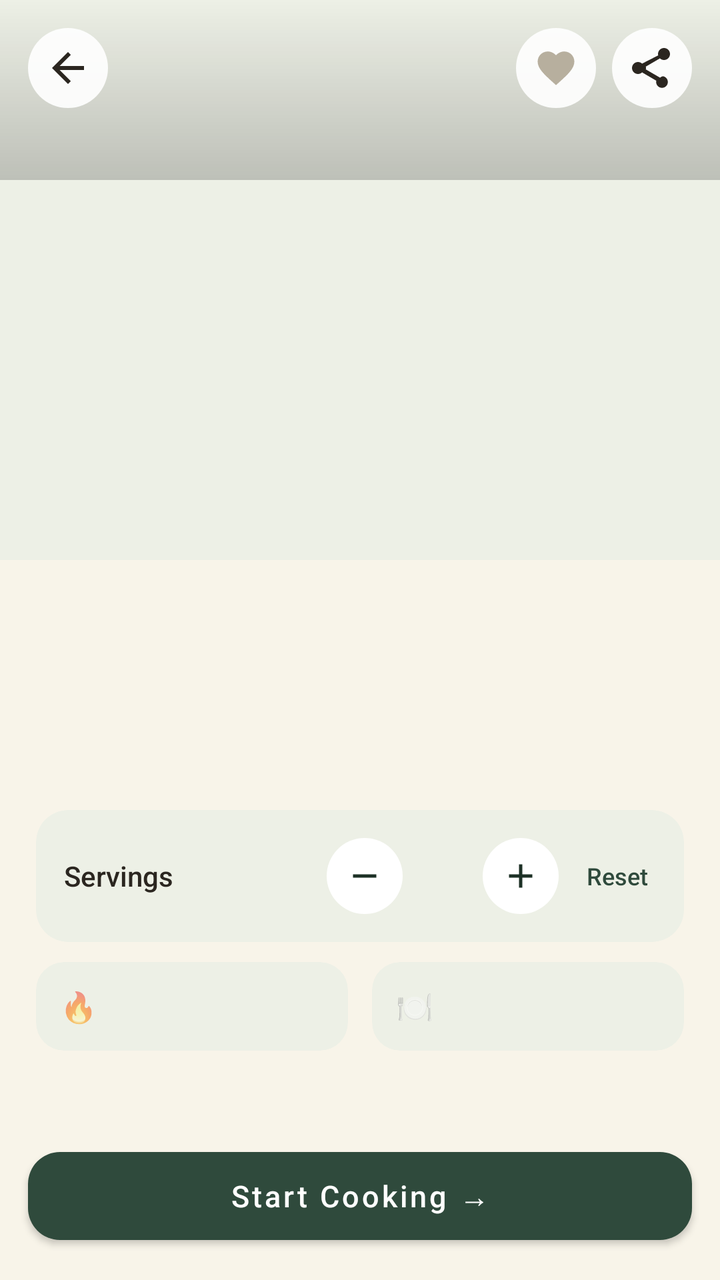
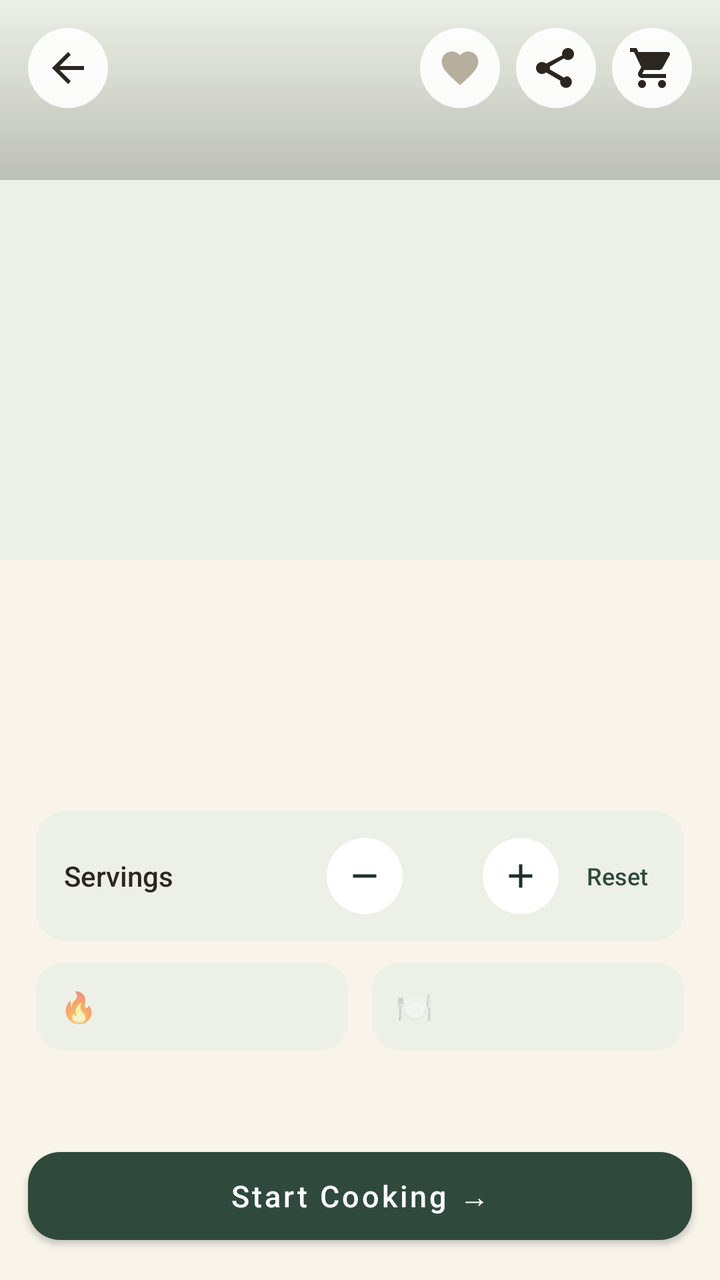

Two renders of the same Android screen: before a commit and after it. Below are the layout's source before the change and the commit's diff.
<!-- AndroidManifest.xml: application theme Theme.Aaswad -->
<!-- res/layout/activity_recipe_detail.xml -->
<?xml version="1.0" encoding="utf-8"?>
<LinearLayout xmlns:android="http://schemas.android.com/apk/res/android"
    xmlns:app="http://schemas.android.com/apk/res-auto"
    android:layout_width="match_parent"
    android:layout_height="match_parent"
    android:orientation="vertical"
    android:background="@color/background">

    <androidx.core.widget.NestedScrollView
        android:layout_width="match_parent"
        android:layout_height="0dp"
        android:layout_weight="1"
        android:fillViewport="true">

        <LinearLayout
            android:layout_width="match_parent"
            android:layout_height="wrap_content"
            android:orientation="vertical"
            android:paddingBottom="24dp">

            
            <FrameLayout
                android:layout_width="match_parent"
                android:layout_height="280dp">

                <ImageView
                    android:id="@+id/detailHeroImage"
                    android:layout_width="match_parent"
                    android:layout_height="match_parent"
                    android:scaleType="centerCrop"
                    android:background="@color/chip_bg" />

                <View
                    android:layout_width="match_parent"
                    android:layout_height="90dp"
                    android:background="@drawable/hero_top_scrim" />

                <ImageButton
                    android:id="@+id/detailBackButton"
                    android:layout_width="40dp"
                    android:layout_height="40dp"
                    android:layout_gravity="top|start"
                    android:layout_margin="14dp"
                    android:background="@drawable/heart_backdrop"
                    android:padding="9dp"
                    android:src="@drawable/ic_back"
                    app:tint="@color/charcoal"
                    android:contentDescription="Back" />

                <LinearLayout
                    android:layout_width="wrap_content"
                    android:layout_height="wrap_content"
                    android:layout_gravity="top|end"
                    android:layout_margin="14dp"
                    android:orientation="horizontal">

                    <ImageButton
                        android:id="@+id/detailFavoriteButton"
                        android:layout_width="40dp"
                        android:layout_height="40dp"
                        android:layout_marginEnd="8dp"
                        android:background="@drawable/heart_backdrop"
                        android:padding="8dp"
                        android:src="@drawable/ic_heart_outline"
                        android:contentDescription="Favorite" />

                    <ImageButton
                        android:id="@+id/detailShareButton"
                        android:layout_width="40dp"
                        android:layout_height="40dp"
                        android:background="@drawable/heart_backdrop"
                        android:padding="9dp"
                        android:src="@drawable/ic_share"
                        app:tint="@color/charcoal"
                        android:contentDescription="Share" />

                </LinearLayout>

            </FrameLayout>

            <LinearLayout
                android:layout_width="match_parent"
                android:layout_height="wrap_content"
                android:orientation="vertical"
                android:paddingStart="18dp"
                android:paddingEnd="18dp"
                android:paddingTop="16dp">

                <TextView
                    android:id="@+id/detailTitle"
                    android:layout_width="match_parent"
                    android:layout_height="wrap_content"
                    android:textSize="24sp"
                    android:fontFamily="serif"
                    android:textStyle="bold"
                    android:textColor="@color/primary_dark"
                    android:lineSpacingExtra="2dp" />

                <TextView
                    android:id="@+id/detailDescription"
                    android:layout_width="match_parent"
                    android:layout_height="wrap_content"
                    android:layout_marginTop="4dp"
                    android:textSize="13.5sp"
                    android:fontFamily="sans-serif"
                    android:textColor="@color/text_secondary"
                    android:lineSpacingExtra="2dp" />

                <com.google.android.material.chip.ChipGroup
                    android:id="@+id/detailChipsRow"
                    android:layout_width="match_parent"
                    android:layout_height="wrap_content"
                    android:layout_marginTop="10dp"
                    app:chipSpacingHorizontal="6dp" />

                <TextView
                    android:id="@+id/detailSummaryLine"
                    android:layout_width="match_parent"
                    android:layout_height="wrap_content"
                    android:layout_marginTop="8dp"
                    android:textSize="13sp"
                    android:fontFamily="sans-serif-medium"
                    android:textColor="@color/text_secondary" />

                
                <androidx.cardview.widget.CardView
                    android:layout_width="match_parent"
                    android:layout_height="wrap_content"
                    android:layout_marginTop="18dp"
                    app:cardCornerRadius="16dp"
                    app:cardElevation="0dp"
                    app:cardBackgroundColor="@color/chip_bg">

                    <LinearLayout
                        android:layout_width="match_parent"
                        android:layout_height="wrap_content"
                        android:orientation="horizontal"
                        android:gravity="center_vertical"
                        android:padding="14dp">

                        <TextView
                            android:layout_width="0dp"
                            android:layout_height="wrap_content"
                            android:layout_weight="1"
                            android:text="Servings"
                            android:textSize="14sp"
                            android:fontFamily="sans-serif-medium"
                            android:textColor="@color/text_primary" />

                        <ImageButton
                            android:id="@+id/servingsMinusButton"
                            android:layout_width="38dp"
                            android:layout_height="38dp"
                            android:background="@drawable/serving_button_bg"
                            android:src="@drawable/ic_minus"
                            app:tint="@color/primary_dark"
                            android:contentDescription="Decrease servings" />

                        <TextView
                            android:id="@+id/servingsCountText"
                            android:layout_width="40dp"
                            android:layout_height="wrap_content"
                            android:gravity="center"
                            android:textSize="18sp"
                            android:fontFamily="sans-serif-medium"
                            android:textColor="@color/text_primary" />

                        <ImageButton
                            android:id="@+id/servingsPlusButton"
                            android:layout_width="38dp"
                            android:layout_height="38dp"
                            android:background="@drawable/serving_button_bg"
                            android:src="@drawable/ic_plus"
                            app:tint="@color/primary_dark"
                            android:contentDescription="Increase servings" />

                        <TextView
                            android:id="@+id/servingsResetText"
                            android:layout_width="wrap_content"
                            android:layout_height="wrap_content"
                            android:layout_marginStart="10dp"
                            android:text="Reset"
                            android:textSize="12sp"
                            android:fontFamily="sans-serif-medium"
                            android:textColor="@color/primary"
                            android:padding="4dp" />

                    </LinearLayout>

                </androidx.cardview.widget.CardView>

                <LinearLayout
                    android:id="@+id/nutritionRow"
                    android:layout_width="match_parent"
                    android:layout_height="wrap_content"
                    android:layout_marginTop="10dp"
                    android:orientation="horizontal">

                    <androidx.cardview.widget.CardView
                        android:layout_width="0dp"
                        android:layout_height="wrap_content"
                        android:layout_weight="1"
                        android:layout_marginEnd="6dp"
                        app:cardCornerRadius="14dp"
                        app:cardElevation="0dp"
                        app:cardBackgroundColor="@color/chip_bg">

                        <LinearLayout
                            android:layout_width="match_parent"
                            android:layout_height="wrap_content"
                            android:orientation="horizontal"
                            android:gravity="center_vertical"
                            android:padding="12dp">

                            <TextView
                                android:layout_width="wrap_content"
                                android:layout_height="wrap_content"
                                android:text="🔥"
                                android:textSize="15sp"
                                android:layout_marginEnd="8dp" />

                            <TextView
                                android:id="@+id/kcalPerServingText"
                                android:layout_width="wrap_content"
                                android:layout_height="wrap_content"
                                android:textSize="12.5sp"
                                android:fontFamily="sans-serif-medium"
                                android:textColor="@color/text_primary" />

                        </LinearLayout>

                    </androidx.cardview.widget.CardView>

                    <androidx.cardview.widget.CardView
                        android:layout_width="0dp"
                        android:layout_height="wrap_content"
                        android:layout_weight="1"
                        android:layout_marginStart="6dp"
                        app:cardCornerRadius="14dp"
                        app:cardElevation="0dp"
                        app:cardBackgroundColor="@color/chip_bg">

                        <LinearLayout
                            android:layout_width="match_parent"
                            android:layout_height="wrap_content"
                            android:orientation="horizontal"
                            android:gravity="center_vertical"
                            android:padding="12dp">

                            <TextView
                                android:layout_width="wrap_content"
                                android:layout_height="wrap_content"
                                android:text="🍽"
                                android:textSize="15sp"
                                android:layout_marginEnd="8dp" />

                            <TextView
                                android:id="@+id/kcalTotalText"
                                android:layout_width="wrap_content"
                                android:layout_height="wrap_content"
                                android:textSize="12.5sp"
                                android:fontFamily="sans-serif-medium"
                                android:textColor="@color/text_primary" />

                        </LinearLayout>

                    </androidx.cardview.widget.CardView>

                </LinearLayout>

                <TextView
                    android:id="@+id/nutritionText"
                    android:layout_width="match_parent"
                    android:layout_height="wrap_content"
                    android:layout_marginTop="10dp"
                    android:textSize="13sp"
                    android:fontFamily="sans-serif-medium"
                    android:textColor="@color/text_secondary"
                    android:gravity="center"
                    android:visibility="gone" />

                <androidx.cardview.widget.CardView
                    android:id="@+id/airfryerTipCard"
                    android:layout_width="match_parent"
                    android:layout_height="wrap_content"
                    android:layout_marginTop="12dp"
                    app:cardCornerRadius="12dp"
                    app:cardElevation="0dp"
                    app:cardBackgroundColor="#F1EADC"
                    android:visibility="gone">

                    <LinearLayout
                        android:layout_width="match_parent"
                        android:layout_height="wrap_content"
                        android:orientation="horizontal"
                        android:padding="12dp">

                        <TextView
                            android:layout_width="wrap_content"
                            android:layout_height="wrap_content"
                            android:text="🔥"
                            android:textSize="14sp"
                            android:layout_marginEnd="8dp" />

                        <TextView
                            android:layout_width="0dp"
                            android:layout_height="wrap_content"
                            android:layout_weight="1"
                            android:text="Air Fryer Tip: Larger quantities may need to be cooked in multiple batches. Avoid overcrowding the basket for even cooking."
                            android:textSize="12.5sp"
                            android:fontFamily="sans-serif"
                            android:textColor="#6B5A2E"
                            android:lineSpacingExtra="2dp" />

                    </LinearLayout>

                </androidx.cardview.widget.CardView>

                
                <com.google.android.material.tabs.TabLayout
                    android:id="@+id/detailTabLayout"
                    android:layout_width="match_parent"
                    android:layout_height="wrap_content"
                    android:layout_marginTop="22dp"
                    android:background="@android:color/transparent"
                    app:tabMode="fixed"
                    app:tabGravity="fill"
                    app:tabIndicatorColor="@color/primary"
                    app:tabIndicatorHeight="3dp"
                    app:tabSelectedTextColor="@color/primary_dark"
                    app:tabTextColor="@color/text_secondary"
                    app:tabTextAppearance="@style/TabTextModern">

                    <com.google.android.material.tabs.TabItem
                        android:text="Ingredients" />

                    <com.google.android.material.tabs.TabItem
                        android:text="Method" />

                    <com.google.android.material.tabs.TabItem
                        android:id="@+id/tipsTabItem"
                        android:text="Tips" />

                </com.google.android.material.tabs.TabLayout>

                <View
                    android:layout_width="match_parent"
                    android:layout_height="1dp"
                    android:layout_marginBottom="14dp"
                    android:background="@color/divider" />

                <LinearLayout
                    android:id="@+id/ingredientsTabWrapper"
                    android:layout_width="match_parent"
                    android:layout_height="wrap_content"
                    android:orientation="vertical">

                    <TextView
                        android:id="@+id/ingredientsForServingsLabel"
                        android:layout_width="match_parent"
                        android:layout_height="wrap_content"
                        android:layout_marginBottom="10dp"
                        android:textSize="12.5sp"
                        android:fontFamily="sans-serif-medium"
                        android:textColor="@color/text_secondary" />

                    <androidx.cardview.widget.CardView
                        android:layout_width="match_parent"
                        android:layout_height="wrap_content"
                        android:layout_marginBottom="14dp"
                        app:cardCornerRadius="10dp"
                        app:cardElevation="0dp"
                        app:cardBackgroundColor="@color/chip_bg">

                        <LinearLayout
                            android:layout_width="match_parent"
                            android:layout_height="wrap_content"
                            android:orientation="horizontal"
                            android:padding="12dp">

                            <TextView
                                android:layout_width="wrap_content"
                                android:layout_height="wrap_content"
                                android:text="ℹ️"
                                android:textSize="13sp"
                                android:layout_marginEnd="8dp" />

                            <TextView
                                android:layout_width="0dp"
                                android:layout_height="wrap_content"
                                android:layout_weight="1"
                                android:text="Quantities are automatically scaled based on your selected serving size."
                                android:textSize="12sp"
                                android:fontFamily="sans-serif"
                                android:textColor="@color/text_secondary"
                                android:lineSpacingExtra="2dp" />

                        </LinearLayout>

                    </androidx.cardview.widget.CardView>

                    <LinearLayout
                        android:id="@+id/ingredientsContainer"
                        android:layout_width="match_parent"
                        android:layout_height="wrap_content"
                        android:orientation="vertical" />

                </LinearLayout>

                <LinearLayout
                    android:id="@+id/stepsContainer"
                    android:layout_width="match_parent"
                    android:layout_height="wrap_content"
                    android:orientation="vertical"
                    android:visibility="gone" />

                <androidx.cardview.widget.CardView
                    android:id="@+id/tipCard"
                    android:layout_width="match_parent"
                    android:layout_height="wrap_content"
                    app:cardCornerRadius="12dp"
                    app:cardElevation="0dp"
                    app:cardBackgroundColor="#F6EFDD"
                    android:visibility="gone">

                    <LinearLayout
                        android:layout_width="match_parent"
                        android:layout_height="wrap_content"
                        android:orientation="horizontal"
                        android:padding="14dp">

                        <TextView
                            android:layout_width="wrap_content"
                            android:layout_height="wrap_content"
                            android:text="💡"
                            android:textSize="16sp"
                            android:layout_marginEnd="10dp" />

                        <TextView
                            android:id="@+id/tipText"
                            android:layout_width="0dp"
                            android:layout_height="wrap_content"
                            android:layout_weight="1"
                            android:textSize="13.5sp"
                            android:fontFamily="sans-serif"
                            android:textColor="#5C5240"
                            android:lineSpacingExtra="3dp" />

                    </LinearLayout>

                </androidx.cardview.widget.CardView>

                <TextView
                    android:id="@+id/noTipText"
                    android:layout_width="match_parent"
                    android:layout_height="wrap_content"
                    android:text="No specific tips for this recipe."
                    android:textColor="@color/text_secondary"
                    android:textSize="13.5sp"
                    android:gravity="center"
                    android:padding="24dp"
                    android:visibility="gone" />

            </LinearLayout>

        </LinearLayout>

    </androidx.core.widget.NestedScrollView>

    <com.google.android.material.button.MaterialButton
        android:id="@+id/startCookingButton"
        android:layout_width="match_parent"
        android:layout_height="56dp"
        android:layout_margin="14dp"
        android:text="Start Cooking →"
        android:textSize="15sp"
        android:textAllCaps="false"
        app:backgroundTint="@color/primary"
        app:cornerRadius="16dp"
        android:textColor="@color/white"
        android:elevation="6dp" />

</LinearLayout>
<!-- resources referenced by this layout -->
<resources>
  <color name="background">#F8F4E9</color>
  <color name="charcoal">#2B2620</color>
  <color name="chip_bg">#EDF0E6</color>
  <color name="divider">#EDE6D6</color>
  <color name="primary">#2F4A3C</color>
  <color name="primary_dark">#1D3126</color>
  <color name="text_primary">#2B2620</color>
  <color name="text_secondary">#8A8070</color>
  <color name="white">#FFFFFF</color>
  <!-- drawable heart_backdrop (drawable) -->
  <?xml version="1.0" encoding="utf-8"?>
  <shape xmlns:android="http://schemas.android.com/apk/res/android"
      android:shape="oval">
      <solid android:color="#E6FFFFFF" />
  </shape>
  <!-- drawable hero_top_scrim (drawable) -->
  <?xml version="1.0" encoding="utf-8"?>
  <shape xmlns:android="http://schemas.android.com/apk/res/android">
      <gradient
          android:startColor="#33000000"
          android:endColor="#00000000"
          android:angle="90" />
  </shape>
  <!-- drawable ic_back (drawable) -->
  <vector xmlns:android="http://schemas.android.com/apk/res/android"
      android:width="24dp"
      android:height="24dp"
      android:viewportWidth="24"
      android:viewportHeight="24"
      android:tint="#FFFFFF">
      <path
          android:fillColor="#FF000000"
          android:pathData="M20,11H7.83l5.59,-5.59L12,4l-8,8 8,8 1.41,-1.41L7.83,13H20v-2z" />
  </vector>
  <!-- drawable ic_minus (drawable) -->
  <vector xmlns:android="http://schemas.android.com/apk/res/android"
      android:width="20dp" android:height="20dp"
      android:viewportWidth="24" android:viewportHeight="24">
      <path android:fillColor="#FF000000" android:pathData="M19,13H5v-2h14v2z"/>
  </vector>
  <!-- drawable ic_plus (drawable) -->
  <vector xmlns:android="http://schemas.android.com/apk/res/android"
      android:width="20dp" android:height="20dp"
      android:viewportWidth="24" android:viewportHeight="24">
      <path android:fillColor="#FF000000" android:pathData="M19,13h-6v6h-2v-6H5v-2h6V5h2v6h6v2z"/>
  </vector>
  <!-- drawable serving_button_bg (drawable) -->
  <?xml version="1.0" encoding="utf-8"?>
  <ripple xmlns:android="http://schemas.android.com/apk/res/android"
      android:color="@color/divider">
      <item>
          <shape android:shape="oval">
              <solid android:color="@color/surface" />
          </shape>
      </item>
  </ripple>
  <style name="TabTextModern" parent="TextAppearance.Design.Tab">
          <item name="textAllCaps">false</item>
          <item name="android:textSize">14sp</item>
          <item name="android:fontFamily">sans-serif-medium</item>
      </style>
  <style name="Theme.Aaswad" parent="Theme.MaterialComponents.DayNight.NoActionBar">
          <item name="colorPrimary">@color/primary</item>
          <item name="colorPrimaryDark">@color/primary_dark</item>
          <item name="colorAccent">@color/primary</item>
          <item name="android:windowBackground">@color/background</item>
          <item name="android:statusBarColor">@color/primary_dark</item>
      </style>
  <color name="heart_inactive">#B7AF9E</color>
  <color name="surface">#FFFFFF</color>
  <!-- unchanged entries left out for length: 2 -->
</resources>

<!-- the commit's change to res/layout/activity_recipe_detail.xml (unified diff, before → after) -->
@@ -68,11 +68,22 @@
                         android:id="@+id/detailShareButton"
                         android:layout_width="40dp"
                         android:layout_height="40dp"
+                        android:layout_marginEnd="8dp"
                         android:background="@drawable/heart_backdrop"
                         android:padding="9dp"
                         android:src="@drawable/ic_share"
                         app:tint="@color/charcoal"
                         android:contentDescription="Share" />
+
+                    <ImageButton
+                        android:id="@+id/detailShoppingCartButton"
+                        android:layout_width="40dp"
+                        android:layout_height="40dp"
+                        android:background="@drawable/heart_backdrop"
+                        android:padding="9dp"
+                        android:src="@drawable/ic_shopping_cart"
+                        app:tint="@color/charcoal"
+                        android:contentDescription="Add to shopping list" />
 
                 </LinearLayout>
 
<!-- resource entries referenced after the edit -->
@@ -46,6 +46,13 @@
       android:viewportWidth="24" android:viewportHeight="24">
       <path android:fillColor="#FF000000" android:pathData="M19,13h-6v6h-2v-6H5v-2h6V5h2v6h6v2z"/>
   </vector>
+  <!-- drawable ic_shopping_cart (drawable) -->
+  <vector xmlns:android="http://schemas.android.com/apk/res/android"
+      android:width="24dp" android:height="24dp"
+      android:viewportWidth="24" android:viewportHeight="24">
+      <path android:fillColor="#FF000000"
+          android:pathData="M7,18c-1.1,0 -1.99,0.9 -1.99,2S5.9,22 7,22s2,-0.9 2,-2 -0.9,-2 -2,-2zM1,2v2h2l3.6,7.59 -1.35,2.45c-0.16,0.28 -0.25,0.61 -0.25,0.96 0,1.1 0.9,2 2,2h12v-2L7.42,15c-0.14,0 -0.25,-0.11 -0.25,-0.25l0.03,-0.12L8.1,13h7.45c0.75,0 1.41,-0.41 1.75,-1.03l3.58,-6.49c0.08,-0.14 0.12,-0.31 0.12,-0.48 0,-0.55 -0.45,-1 -1,-1L5.21,4l-0.94,-2L1,2zM17,18c-1.1,0 -1.99,0.9 -1.99,2s0.89,2 1.99,2 2,-0.9 2,-2 -0.9,-2 -2,-2z"/>
+  </vector>
   <!-- drawable serving_button_bg (drawable) -->
   <?xml version="1.0" encoding="utf-8"?>
   <ripple xmlns:android="http://schemas.android.com/apk/res/android"
